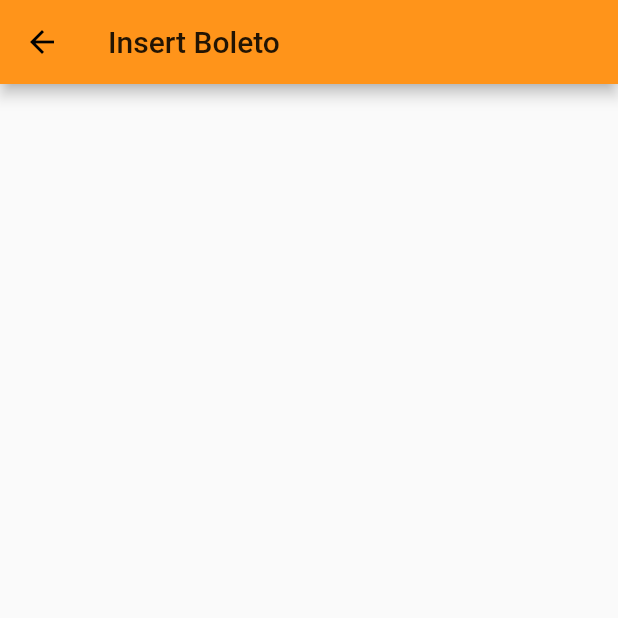
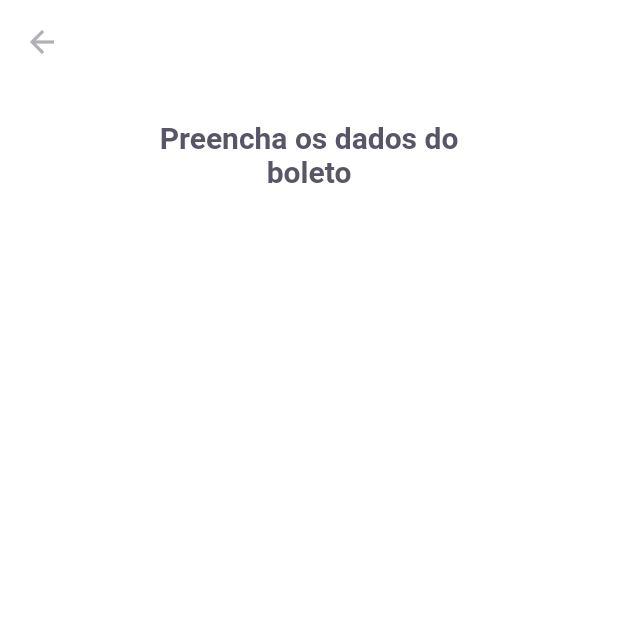
Before and after one commit to VitorA29/NLW-Together-Flutter, a Flutter app: the InsertBoletoPage screen opened by its route, on a phone screen of 412 x 824 dp, the top half of it. Run offline on Flutter 3.47's test engine with Material 2 defaults, Android fonts, the phone set to English and light mode, and no system bars; our stand-ins replace camera, firebase_core, google_fonts, google_sign_in, image_picker, shared_preferences; missing offline and left inert: google_ml_kit; accounts and stored records are empty.

Commit message:
Ajusting insert_boleto page

```diff
--- a/payflow/lib/app_widget.dart
+++ b/payflow/lib/app_widget.dart
@@ -3,7 +3,7 @@ import 'package:flutter/services.dart';
 
 import 'modules/barcode_scanner/barcode_scanner_page.dart';
 import 'modules/login/login_page.dart';
-import 'modules/insert_boleto/insert_boleto.dart';
+import 'modules/insert_boleto/insert_boleto_page.dart';
 import 'modules/splash/splash_page.dart';
 import 'modules/home/home_page.dart';
 import 'shared/themes/app_colors.dart';
--- a/payflow/lib/modules/insert_boleto/insert_boleto.dart
+++ /dev/null
@@ -1,16 +0,0 @@
-import 'package:flutter/material.dart';
-
-class InsertBoletoPage extends StatelessWidget
-{
-  const InsertBoletoPage({ Key? key }) : super(key: key);
-
-  @override
-  Widget build(BuildContext context)
-  {
-    return Scaffold(
-      appBar: AppBar(
-        title: Text("Insert Boleto"),
-      ),
-    );
-  }
-}
--- /dev/null
+++ b/payflow/lib/modules/insert_boleto/insert_boleto_page.dart
@@ -0,0 +1,40 @@
+import 'package:flutter/material.dart';
+import 'package:payflow/shared/app_strings.pt_BR.dart';
+import 'package:payflow/shared/themes/app_colors.dart';
+import 'package:payflow/shared/themes/app_text_styles.dart';
+
+class InsertBoletoPage extends StatelessWidget
+{
+  const InsertBoletoPage({ Key? key }) : super(key: key);
+
+  @override
+  Widget build(BuildContext context)
+  {
+    return Scaffold(
+      backgroundColor: AppColors.background,
+      appBar: AppBar(
+        backgroundColor: AppColors.background,
+        elevation: 0,
+        leading: BackButton(
+          color: AppColors.input,
+        ),
+      ),
+      body: Column(
+        crossAxisAlignment: CrossAxisAlignment.center,
+        children: [
+          Padding(
+            padding: const EdgeInsets.symmetric(
+              horizontal: 93,
+              vertical: 24,
+            ),
+            child: Text(
+              AppStrings.insertBoletoTypeData,
+              style: AppTextStyles.titleBoldHeading,
+              textAlign: TextAlign.center,
+            ),
+          ),
+        ],
+      ),
+    );
+  }
+}
--- a/payflow/lib/shared/app_strings.pt_BR.dart
+++ b/payflow/lib/shared/app_strings.pt_BR.dart
@@ -12,4 +12,5 @@ class AppStrings
   static const String barcodeScannerErrorTryAgainMsg = "Tente escanear novamente ou digite o código do seu boleto.";
   static const String barcodeScannerTryAgain = "Escanear novamente";
   static const String barcodeScannerTypeCode = "Digitar código";
+  static const String insertBoletoTypeData = "Preencha os dados do boleto";
 }
--- a/payflow/lib/shared/themes/app_colors.dart
+++ b/payflow/lib/shared/themes/app_colors.dart
@@ -9,4 +9,5 @@ class AppColors{
   static final stroke = Color(0xFFE3E3E6);
   static final shape = Color(0xFFFAFAFC);
   static final background = Color(0xFFFFFFFF);
+  static final input = Color(0xFFB1B0B8);
 }
```
